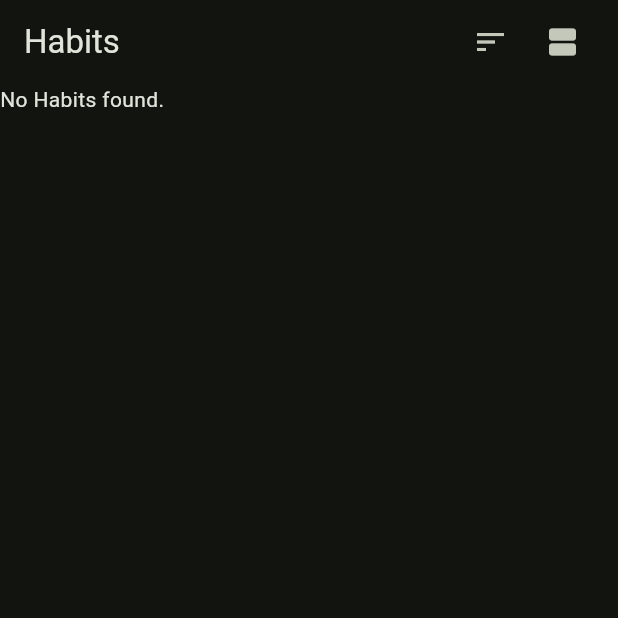
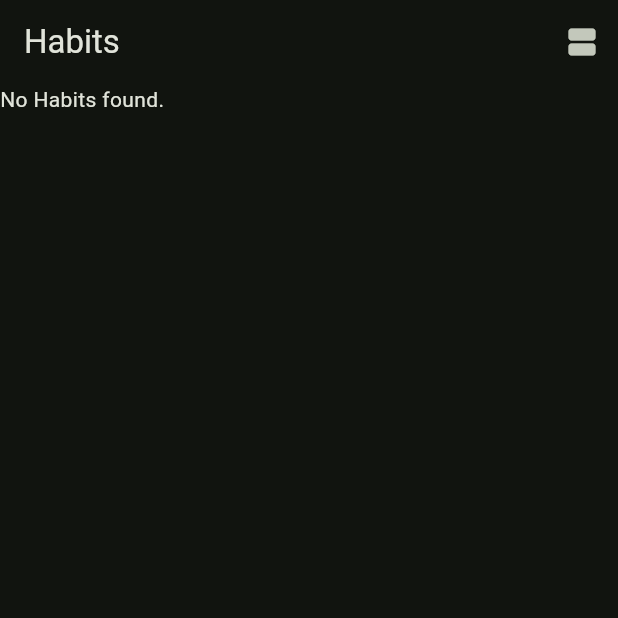
Before and after one commit to vijayv996/lhtmd3, a Flutter app: the screen it shows after launch, after a tap on the "view agenda" icon, on a phone screen of 412 x 824 dp, the top half of it. Run offline on Flutter 3.47's test engine with Material 3 defaults, Android fonts, the phone set to English and light mode, and no system bars; our stand-ins replace flutter_heatmap_calendar, shared_preferences, sqflite, sqflite_common_ffi; accounts and stored records are empty.

Commit message:
removed sorting button

```diff
--- a/lib/pages/habits_page.dart
+++ b/lib/pages/habits_page.dart
@@ -63,20 +63,11 @@ class _HabitsState extends State<Habits> {
         title: Text('Habits'),
         actions: [
           IconButton(
-            // TODO: implement sorting
-            onPressed: () {},
-            tooltip: 'Sort',
-            icon: Icon(Icons.sort)
-          ),
-          Padding(
-            padding: const EdgeInsets.only(right: 13),
-            child: IconButton(
-              onPressed: () {
-                widget.toggleHomePage();
-              },
-              tooltip: 'graph view',
-              icon: Icon(Icons.view_agenda)
-            ),
+            onPressed: () {
+              widget.toggleHomePage();
+            },
+            tooltip: 'graph view',
+            icon: Icon(Icons.view_agenda)
           )
         ],
         backgroundColor: Theme.of(context).colorScheme.surface,
--- a/lib/pages/heatmap_habits_page.dart
+++ b/lib/pages/heatmap_habits_page.dart
@@ -36,20 +36,11 @@ class _HeatmapHabitsPageState extends State<HeatmapHabitsPage> {
         title: Text('Habits'),
         actions: [
           IconButton(
-            // TODO: implement sorting
-            onPressed: () {},
-            tooltip: 'Sort',
-            icon: Icon(Icons.sort)
-          ),
-          Padding(
-            padding: const EdgeInsets.only(right: 13),
-            child: IconButton(
-              onPressed: () {
-                widget.toggleHomePage();
-              },
-              tooltip: 'graph view',
-              icon: Icon(Icons.view_agenda)
-            ),
+            onPressed: () {
+              widget.toggleHomePage();
+            },
+            tooltip: 'graph view',
+            icon: Icon(Icons.view_agenda)
           )
         ],
         backgroundColor: Theme.of(context).colorScheme.surface,
```
